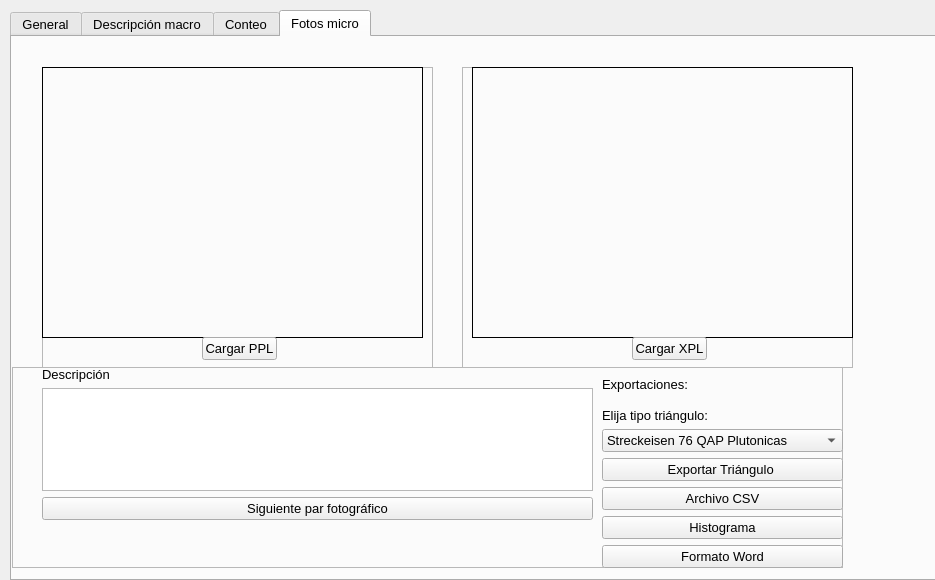
Before: the Qt Designer form interfaz_grafica/interfaz.ui in joaramirezra/gestion_micro, drawn with Qt 5.
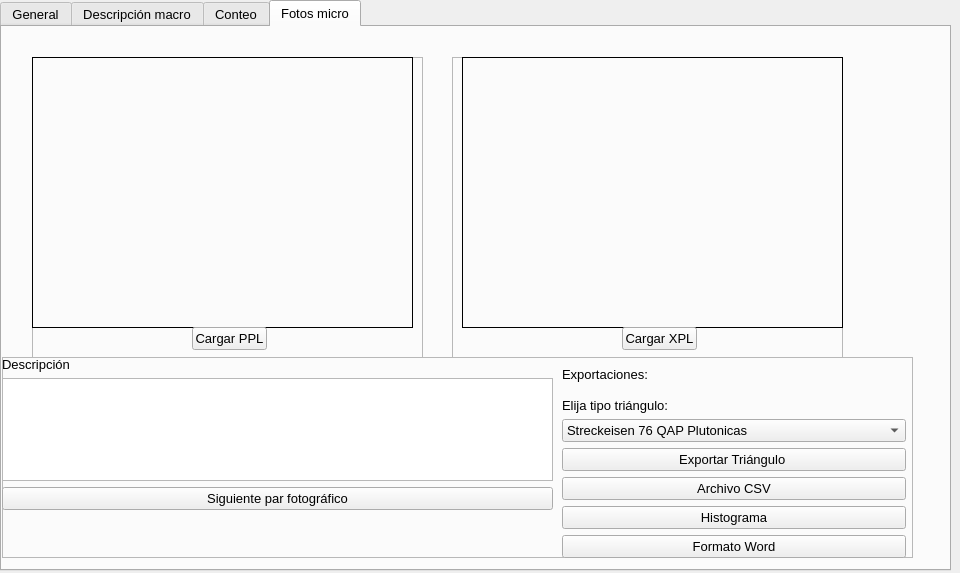
After: the same form once the commit is applied. The open tabs and pages were chosen to show the change. Icons and pictures are not drawn.

What changed in the file:
```diff
--- a/interfaz_grafica/interfaz.ui
+++ b/interfaz_grafica/interfaz.ui
@@ -6,8 +6,8 @@
    <rect>
     <x>0</x>
     <y>0</y>
-    <width>935</width>
-    <height>580</height>
+    <width>960</width>
+    <height>573</height>
    </rect>
   </property>
   <property name="font">
@@ -22,9 +22,9 @@
    <widget class="QTabWidget" name="tabWidget">
     <property name="geometry">
      <rect>
-      <x>10</x>
-      <y>10</y>
-      <width>931</width>
+      <x>0</x>
+      <y>0</y>
+      <width>951</width>
       <height>571</height>
      </rect>
     </property>
@@ -8897,7 +8897,7 @@
        <rect>
         <x>0</x>
         <y>330</y>
-        <width>831</width>
+        <width>911</width>
         <height>201</height>
        </rect>
       </property>
@@ -8913,7 +8913,7 @@
       <widget class="QWidget" name="layoutWidget">
        <property name="geometry">
         <rect>
-         <x>30</x>
+         <x>0</x>
          <y>0</y>
          <width>551</width>
          <height>153</height>
@@ -8942,9 +8942,9 @@
       <widget class="QWidget" name="layoutWidget_4">
        <property name="geometry">
         <rect>
-         <x>590</x>
+         <x>560</x>
          <y>0</y>
-         <width>241</width>
+         <width>344</width>
          <height>201</height>
         </rect>
        </property>
@@ -9212,7 +9212,7 @@
      <enum>Qt::Vertical</enum>
     </property>
    </widget>
-   <widget class="QWidget" name="">
+   <widget class="QWidget" name="layoutWidget">
     <property name="geometry">
      <rect>
       <x>0</x>
```
Left out of the diff: 10 changed lines with no effect on the pictures.
